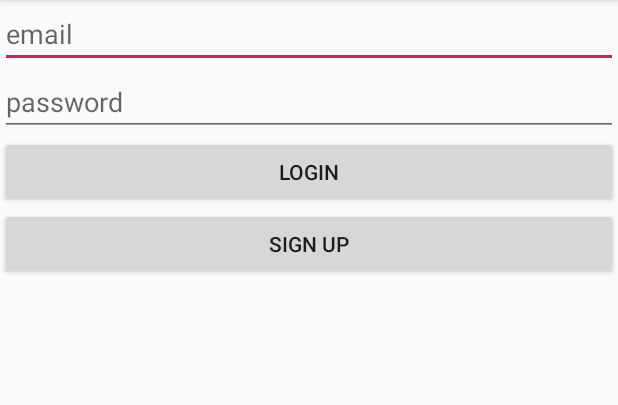
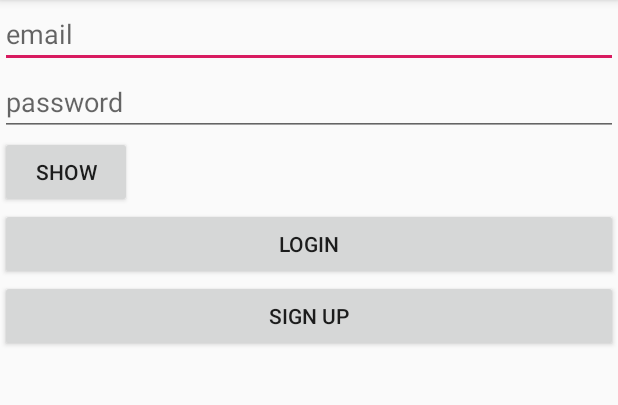
Before and after one commit to JoanFelez/MovilyMad, an Android app: the screen it shows after launch (LoginActivity), on a phone screen of 412 x 824 dp, the part 84-489 px from its top. Run offline under Robolectric (Android 15) with nearby library versions, the phone set to English and light mode, and no system bars; our stand-ins replace Firebase (no records; nobody signed in at launch, a user with empty details on screens opened directly).

```diff
--- a/MovilyMad/app/src/main/res/layout/activity_main.xml
+++ b/MovilyMad/app/src/main/res/layout/activity_main.xml
@@ -19,7 +19,12 @@
         android:layout_height="wrap_content"
         android:hint="password"
         android:id="@+id/pass"
-        />
+        android:inputType="textPassword" />
+    <Button
+        android:id="@+id/showHideBtn"
+        android:layout_width="wrap_content"
+        android:layout_height="wrap_content"
+        android:text="Show"/>
     <Button
         android:layout_width="match_parent"
         android:layout_height="wrap_content"
```
